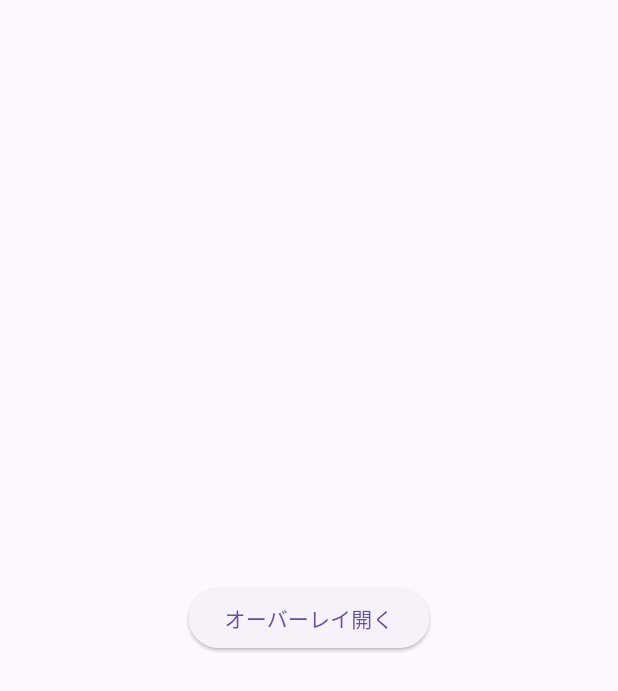
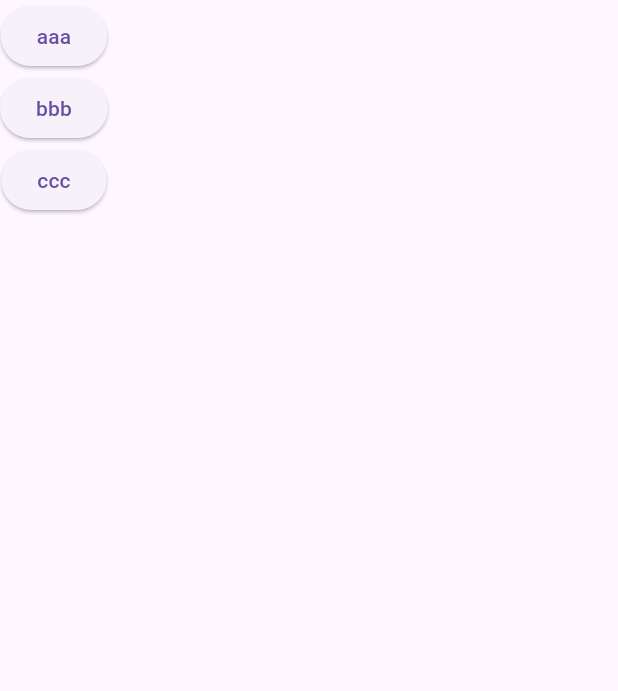
Before and after one commit to toyotarou/test_dialog_overlay_layer_order, a Flutter app: the screen it shows after launch, on a phone screen of 412 x 824 dp. Shown: the top 691 px of the screen. Run offline on Flutter 3.47's test engine with Material 3 defaults, Android fonts, the phone set to English and light mode, and no system bars.

Commit message:
commit 20250128

```diff
--- a/lib/screens/home_screen.dart
+++ b/lib/screens/home_screen.dart
@@ -23,10 +23,43 @@ class _HomeScreenState extends State<HomeScreen> {
   @override
   Widget build(BuildContext context) {
     return Scaffold(
-      body: Center(
-        child: ElevatedButton(
-          onPressed: () => overlayService.openOverlay(context: context, dialogContentWidget: const SecondScreen()),
-          child: const Text('オーバーレイ開く'),
+      body: SafeArea(
+        child: Column(
+          children: <Widget>[
+            /////
+
+            ElevatedButton(
+              onPressed: () => overlayService.openOverlay(
+                context: context,
+                str: 'aaa',
+                dialogContentWidget: const SecondScreen(str: 'aaa'),
+              ),
+              child: const Text('aaa'),
+            ),
+
+            /////
+
+            ElevatedButton(
+              onPressed: () => overlayService.openOverlay(
+                context: context,
+                str: 'bbb',
+                dialogContentWidget: const SecondScreen(str: 'bbb'),
+              ),
+              child: const Text('bbb'),
+            ),
+            /////
+
+            ElevatedButton(
+              onPressed: () => overlayService.openOverlay(
+                context: context,
+                str: 'ccc',
+                dialogContentWidget: const SecondScreen(str: 'ccc'),
+              ),
+              child: const Text('ccc'),
+            ),
+
+            /////
+          ],
         ),
       ),
     );
```
Also changed, not shown: lib/screens/second_screen.dart (+7 -4 lines), lib/service/overlay_service.dart (+13 -8 lines).
